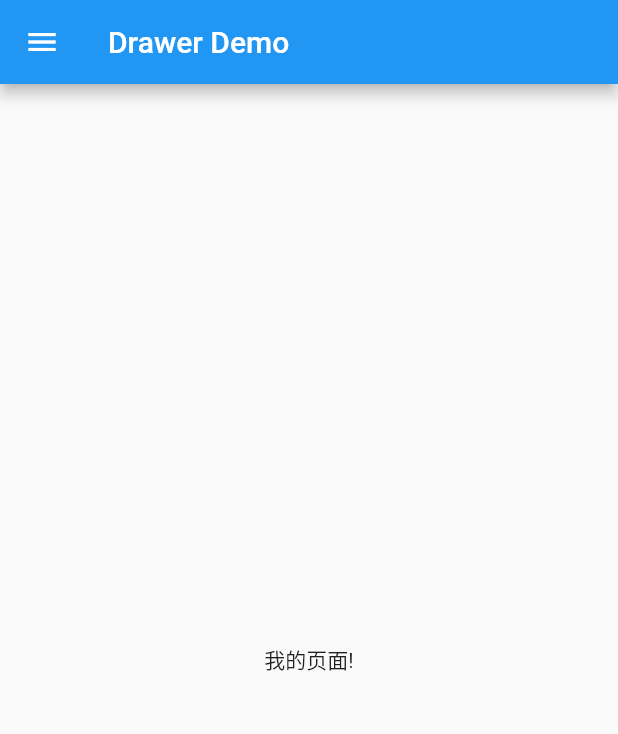
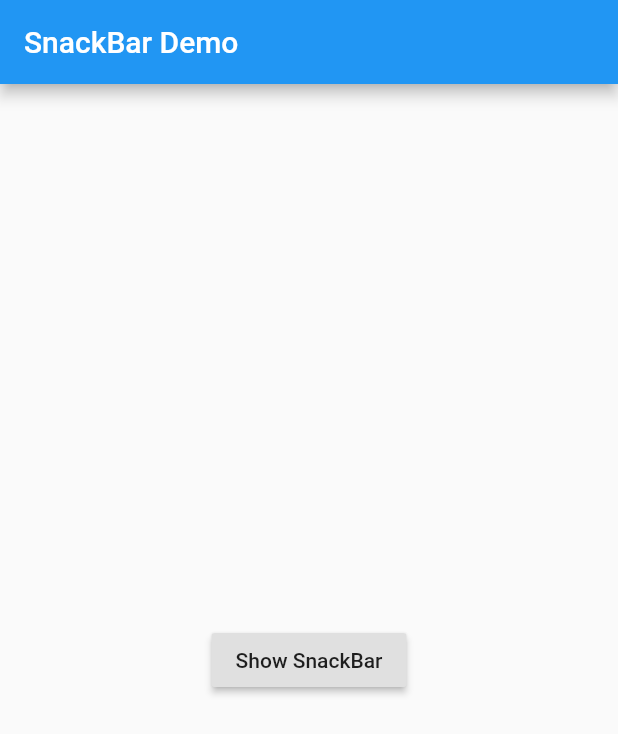
Before and after one commit to liwan11123123/flutter-test, a Flutter app: the screen it shows after launch, on a phone screen of 412 x 824 dp. Shown: the top 734 px of the screen. Run offline on Flutter 3.47's test engine with Material 2 defaults, Android fonts, the phone set to English and light mode, and no system bars.

Commit message:
显示SnackBars

```diff
--- a/lib/main.dart
+++ b/lib/main.dart
@@ -1307,61 +1307,105 @@
 //   }
 // }
 
-// 将抽屉添加到屏幕
+// // 将抽屉添加到屏幕
+// import 'package:flutter/material.dart';
+
+// void main() => runApp(MyApp());
+
+// class MyApp extends StatelessWidget {
+//   final appTitle = 'Drawer Demo';
+
+//   @override
+//   Widget build(BuildContext context) {
+//     return MaterialApp(
+//       title: appTitle,
+//       home: MyHomePage(title: appTitle),
+//     );
+//   }
+// }
+
+// class MyHomePage extends StatelessWidget {
+//   final String title;
+
+//   MyHomePage({Key key, this.title}) : super(key: key);
+
+//   @override
+//   Widget build(BuildContext context) {
+//     return Scaffold(
+//       appBar: AppBar(
+//         title: Text(title),
+//       ),
+//       body: Center(
+//         child: Text('我的页面!'),
+//       ),
+//       drawer: Drawer(
+//         child: ListView(
+//           padding: EdgeInsets.zero,
+//           children: <Widget>[
+//             DrawerHeader(
+//               child: Text('Drawer Header'),
+//               decoration: BoxDecoration(
+//                 color: Colors.blue,
+//               ),
+//             ),
+//             ListTile(
+//               title: Text('Item 1'),
+//               onTap: () {
+//                 Navigator.of(context).pop();
+//               },
+//             ),
+//             ListTile(
+//               title: Text('Item 2'),
+//               onTap: () {
+//                 Navigator.of(context).pop();
+//               },
+//             ),
+//           ],
+//         ),
+//       ),
+//     );
+//   }
+// }
+
+// 显示SnackBars
 import 'package:flutter/material.dart';
 
-void main() => runApp(MyApp());
+void main() => runApp(SnackBarDemo());
 
-class MyApp extends StatelessWidget {
-  final appTitle = 'Drawer Demo';
-
+class SnackBarDemo extends StatelessWidget {
   @override
   Widget build(BuildContext context) {
     return MaterialApp(
-      title: appTitle,
-      home: MyHomePage(title: appTitle),
+      title: 'SnackBar Demo',
+      home: Scaffold(
+        appBar: AppBar(
+          title: Text('SnackBar Demo'),
+        ),
+        body: SnackBarPage(),
+      ),
     );
   }
 }
 
-class MyHomePage extends StatelessWidget {
-  final String title;
-
-  MyHomePage({Key key, this.title}) : super(key: key);
-
+class SnackBarPage extends StatelessWidget {
   @override
   Widget build(BuildContext context) {
-    return Scaffold(
-      appBar: AppBar(
-        title: Text(title),
-      ),
-      body: Center(
-        child: Text('我的页面!'),
-      ),
-      drawer: Drawer(
-        child: ListView(
-          padding: EdgeInsets.zero,
-          children: <Widget>[
-            DrawerHeader(
-              child: Text('Drawer Header'),
-              decoration: BoxDecoration(
-                color: Colors.blue,
-              ),
-            ),
-            ListTile(
-              title: Text('Item 1'),
-              onTap: () {
-                Navigator.of(context).pop();
+    return Center(
+      child: RaisedButton(
+        onPressed: () {
+          final snackBar = SnackBar(
+            content: Text('Yay! A SnackBar'),
+            action: SnackBarAction(
+              label: '关闭',
+              onPressed: () {
+                //
               },
             ),
-            ListTile(
-              title: Text('Item 2'),
-              onTap: () {
-                Navigator.of(context).pop();
-              },
-            ),
-          ],
-        ),
+          );
+
+          Scaffold.of(context).showSnackBar(snackBar);
+        },
+        child: Text('Show SnackBar'),
       ),
     );
   }
```
